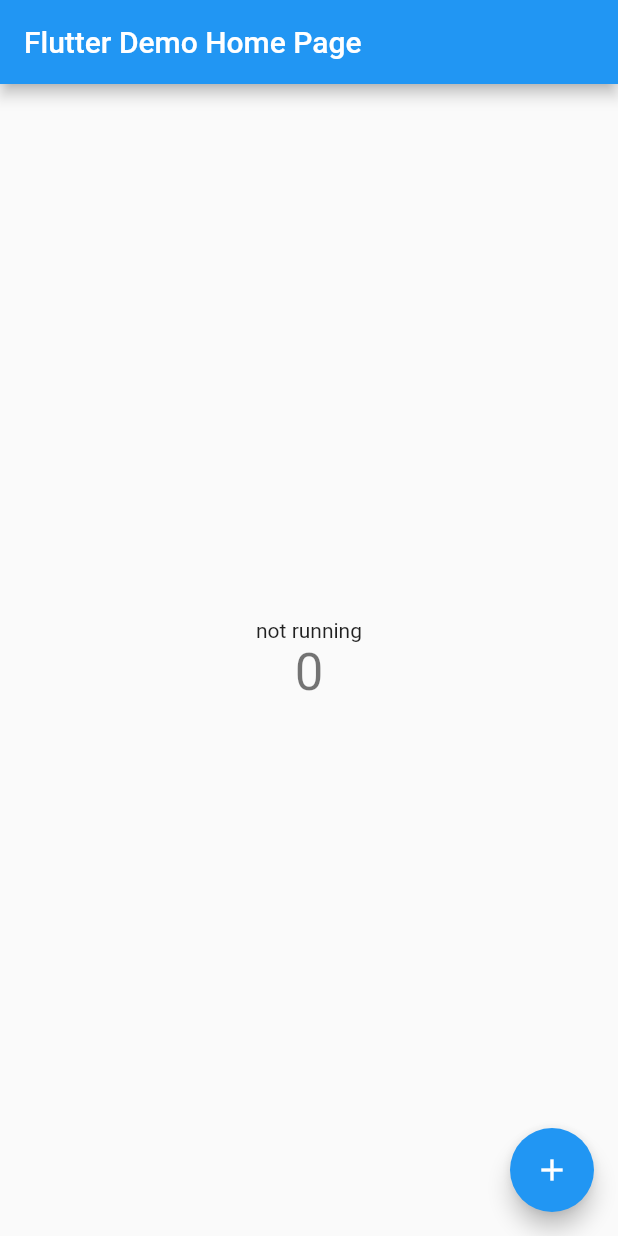
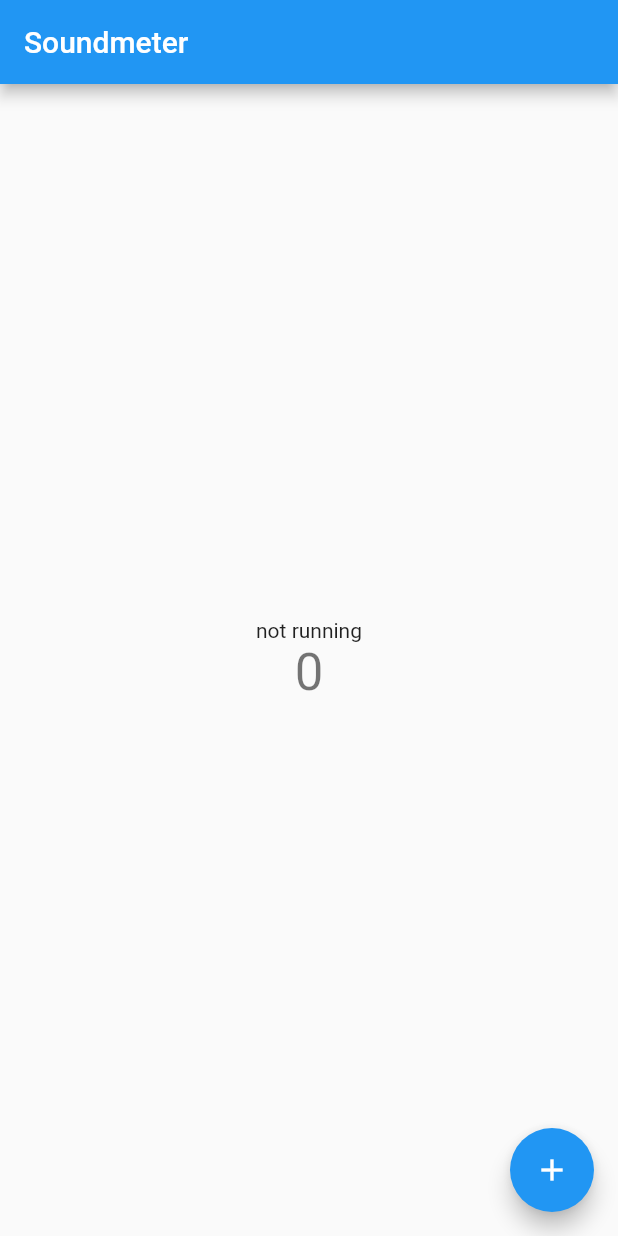
Before and after one commit to AMoll1/soundmeter, a Flutter app: the screen it shows after launch, on a phone screen of 412 x 824 dp. Run offline on Flutter 3.47's test engine with Material 2 defaults, Android fonts, the phone set to English and light mode, and no system bars; missing offline and left inert: audio_streams, mic_stream.

```diff
--- a/lib/main.dart
+++ b/lib/main.dart
@@ -3,7 +3,7 @@ import 'dart:math';
 
 import 'package:flutter/material.dart';
 import 'package:mic_stream/mic_stream.dart';
-//import 'package:audio_streams/audio_streams.dart';
+import 'package:audio_streams/audio_streams.dart';
 import 'dart:io' show Platform;
 
 void main() => runApp(MyApp());
@@ -27,7 +27,7 @@ class MyApp extends StatelessWidget {
         // is not restarted.
         primarySwatch: Colors.blue,
       ),
-      home: MyHomePage(title: 'Flutter Demo Home Page'),
+      home: MyHomePage(title: 'Soundmeter'),
     );
   }
 }
@@ -59,6 +59,10 @@ class _MyHomePageState extends State<MyHomePage> {
   int temp = 0;
   List<int> currentSamples;
   String test = 'not running';
+  AudioController controller; //IOS
+
+
+
 
 int temp2;
   void _incrementCounter() {
@@ -73,6 +77,7 @@ int temp2;
       //_counter++;
 
 
+//16 bit pcm => max.value = 2^16/2
       if (Platform.isAndroid){
 
         if (state == false) {
@@ -118,6 +123,16 @@ int temp2;
 
     }else if (Platform.isIOS) {
         // iOS-specific code
+
+
+
+
+
+
+
+
+
+
       }
 
 
```
